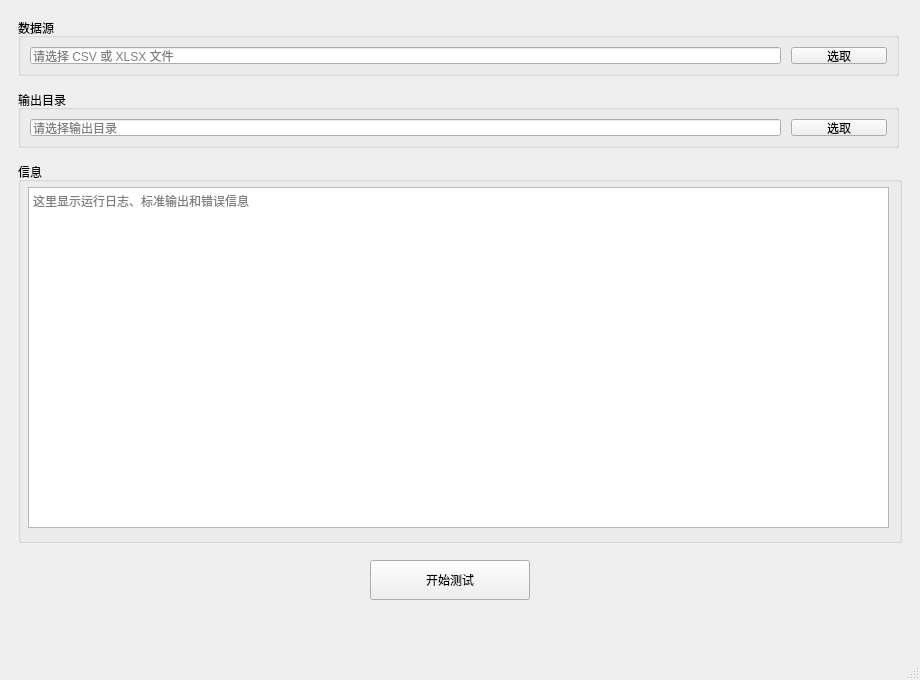
First picture: the form in src/views/ui/main_window.ui, repository handsome-Druid/AICheck, before the edit.
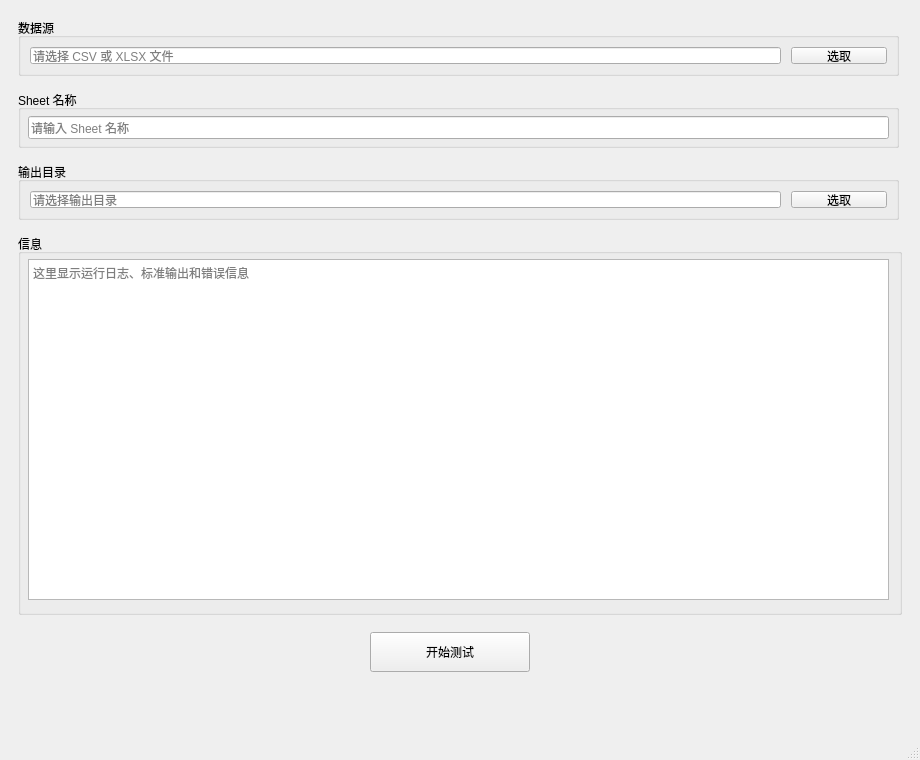
Second picture: the form after the edit.

```diff
--- a/src/views/ui/main_window.ui
+++ b/src/views/ui/main_window.ui
@@ -7,7 +7,7 @@
     <x>0</x>
     <y>0</y>
     <width>920</width>
-    <height>680</height>
+    <height>760</height>
    </rect>
   </property>
   <property name="windowTitle">
@@ -52,11 +52,37 @@
      </item>
     </layout>
    </widget>
+    <widget class="QGroupBox" name="groupBoxSheetName">
+     <property name="geometry">
+      <rect>
+        <x>18</x>
+        <y>90</y>
+        <width>881</width>
+        <height>58</height>
+      </rect>
+     </property>
+     <property name="title">
+      <string>Sheet 名称</string>
+     </property>
+     <widget class="QLineEdit" name="lineEditSheetName">
+      <property name="geometry">
+        <rect>
+         <x>10</x>
+         <y>26</y>
+         <width>861</width>
+         <height>23</height>
+        </rect>
+      </property>
+      <property name="placeholderText">
+        <string>请输入 Sheet 名称</string>
+      </property>
+     </widget>
+    </widget>
    <widget class="QGroupBox" name="groupBoxOutputDir">
     <property name="geometry">
      <rect>
       <x>18</x>
-      <y>90</y>
+        <y>162</y>
       <width>881</width>
       <height>58</height>
      </rect>
@@ -94,7 +120,7 @@
     <property name="geometry">
      <rect>
       <x>18</x>
-      <y>162</y>
+    <y>234</y>
       <width>884</width>
       <height>381</height>
      </rect>
@@ -123,7 +149,7 @@
     <property name="geometry">
      <rect>
       <x>370</x>
-      <y>560</y>
+    <y>632</y>
       <width>160</width>
       <height>40</height>
      </rect>
```
